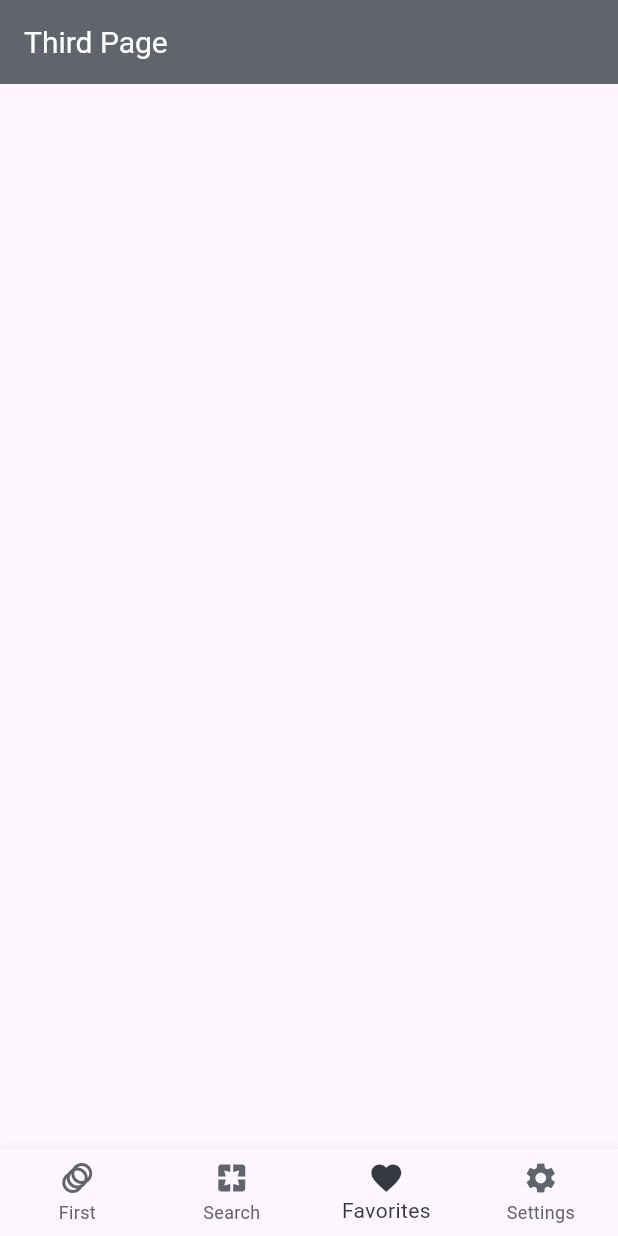
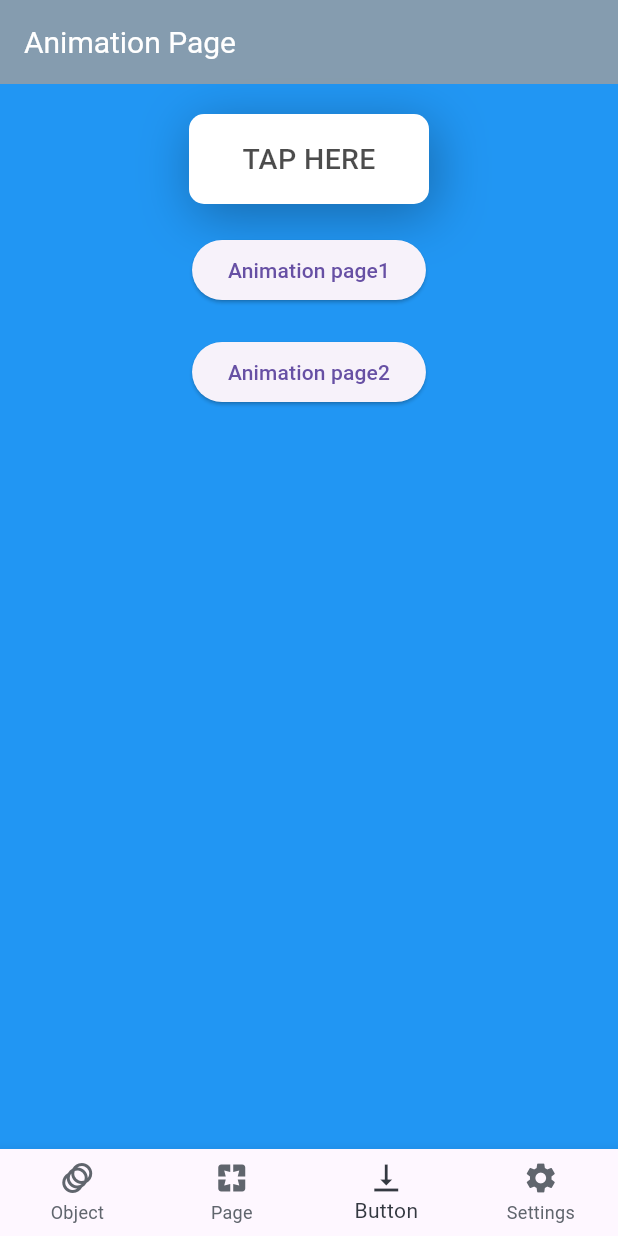
Before and after one commit to sFisher611/extra_widgets, a Flutter app: the screen it shows after launch, item 3 of the bottom bar chosen, on a phone screen of 412 x 824 dp. Run offline on Flutter 3.47's test engine with Material 3 defaults, Android fonts, the phone set to English and light mode, and no system bars; our stand-ins replace avatar_glow, go_router; missing offline and left inert: animator, particles_flutter.

Commit message:
animation background

```diff
--- a/lib/pages/home_page.dart
+++ b/lib/pages/home_page.dart
@@ -28,15 +28,15 @@ class _HomePageState extends State<HomePage> {
         items: const [
           BottomNavigationBarItem(
             icon: Icon(Icons.animation),
-            label: 'First',
+            label: 'Object',
           ),
           BottomNavigationBarItem(
             icon: Icon(Icons.pages),
-            label: 'Search',
+            label: 'Page',
           ),
           BottomNavigationBarItem(
-            icon: Icon(Icons.favorite),
-            label: 'Favorites',
+            icon: Icon(Icons.vertical_align_bottom_outlined),
+            label: 'Button',
           ),
           BottomNavigationBarItem(
             icon: Icon(Icons.settings),
--- a/lib/pages/view/first_page.dart
+++ b/lib/pages/view/first_page.dart
@@ -7,7 +7,7 @@ class FirstPage extends StatelessWidget {
   @override
   Widget build(BuildContext context) {
     return Scaffold(
-        appBar: AppBar(title: Text("First Page")),
+        appBar: AppBar(title: const Text("Animation Object")),
         body: Column(
           // mainAxisAlignment: MainAxisAlignment.center,
           children: [
--- a/lib/pages/view/second_page.dart
+++ b/lib/pages/view/second_page.dart
@@ -52,7 +52,7 @@ class _SecondPageState extends State<SecondPage> with TickerProviderStateMixin {
   Widget build(BuildContext context) {
     return Scaffold(
       appBar: AppBar(
-        title: const Text("Second Page"),
+        title: const Text("Animation Page"),
         backgroundColor: Colors.grey.withOpacity(0.8),
       ),
       body: Column(
--- a/lib/pages/view/third_page.dart
+++ b/lib/pages/view/third_page.dart
@@ -1,12 +1,180 @@
+import 'dart:async';
+
 import 'package:flutter/material.dart';
+import 'package:go_router/go_router.dart';
+import 'package:particles_flutter/particles_flutter.dart';
 
-class ThirdPage extends StatelessWidget {
+class ThirdPage extends StatefulWidget {
   const ThirdPage({super.key});
+
+  @override
+  State<ThirdPage> createState() => _ThirdPageState();
+}
+
+class _ThirdPageState extends State<ThirdPage> with TickerProviderStateMixin {
+  bool isTapped = false;
   @override
   Widget build(BuildContext context) {
     return Scaffold(
-      appBar: AppBar(title: Text("Third Page")),
-      body: Container(),
+      appBar: AppBar(
+        title: const Text("Animation Page"),
+        backgroundColor: Colors.grey.withOpacity(0.8),
+      ),
+      backgroundColor: Colors.blue,
+      body: Column(
+        children: [
+          const Row(),
+          const SizedBox(height: 20),
+          InkWell(
+            highlightColor: Colors.transparent,
+            splashColor: Colors.transparent,
+            onHighlightChanged: (value) {
+              setState(() {
+                isTapped = value;
+              });
+            },
+            onTap: () {},
+            child: AnimatedContainer(
+              duration: const Duration(milliseconds: 300),
+              curve: Curves.fastLinearToSlowEaseIn,
+              height: isTapped ? 55 : 60,
+              width: isTapped ? 150 : 160,
+              decoration: BoxDecoration(
+                color: Colors.white,
+                borderRadius: BorderRadius.all(
+                  Radius.circular(10),
+                ),
+                boxShadow: [
+                  BoxShadow(
+                    color: Colors.black.withOpacity(0.3),
+                    blurRadius: 30,
+                    offset: Offset(3, 7),
+                  ),
+                ],
+              ),
+              child: Center(
+                child: Text(
+                  'TAP HERE',
+                  style: TextStyle(
+                    color: Colors.black.withOpacity(0.7),
+                    fontWeight: FontWeight.w500,
+                    fontSize: 19,
+                  ),
+                ),
+              ),
+            ),
+          ),
+          const SizedBox(height: 20),
+          ElevatedButton(
+              onPressed: () {
+                context.push('/animation_background');
+              },
+              child: Text("Animation page1")),
+          const SizedBox(height: 20),
+          ElevatedButton(
+              onPressed: () {
+                context.push('/animation_background1');
+              },
+              child: Text("Animation page2"))
+        ],
+      ),
     );
   }
 }
+
+class AnimatingBg1 extends StatefulWidget {
+  @override
+  _AnimatingBg1State createState() => _AnimatingBg1State();
+}
+
+class _AnimatingBg1State extends State<AnimatingBg1>
+    with TickerProviderStateMixin {
+  List<Color> colorList = [
+    Color(0xff171B70),
+    Color(0xff410D75),
+    Color(0xff032340),
+    Color(0xff050340),
+    Color(0xff2C0340),
+  ];
+  List<Alignment> alignmentList = [Alignment.topCenter, Alignment.bottomCenter];
+  int index = 0;
+  Color bottomColor = Color(0xff092646);
+  Color topColor = Color(0xff410D75);
+  Alignment begin = Alignment.bottomCenter;
+  Alignment end = Alignment.topCenter;
+
+  @override
+  void initState() {
+    super.initState();
+    Timer(
+      Duration(microseconds: 0),
+      () {
+        setState(
+          () {
+            bottomColor = Color(0xff33267C);
+          },
+        );
+      },
+    );
+  }
+
+  @override
+  Widget build(BuildContext context) {
+    return AnimatedContainer(
+      duration: Duration(seconds: 2),
+      onEnd: () {
+        setState(
+          () {
+            index = index + 1;
+            bottomColor = colorList[index % colorList.length];
+            topColor = colorList[(index + 1) % colorList.length];
+          },
+        );
+      },
+      decoration: BoxDecoration(
+        gradient: LinearGradient(
+          begin: begin,
+          end: end,
+          colors: [bottomColor, topColor],
+        ),
+      ),
+    );
+  }
+}
+
+class AnimationBackground extends StatelessWidget {
+  const AnimationBackground({super.key});
+
+  @override
+  Widget build(BuildContext context) {
+    double h = MediaQuery.of(context).size.height;
+    double w = MediaQuery.of(context).size.width;
+    return Scaffold(
+      backgroundColor: Colors.blue,
+      body: CircularParticle(
+        width: w,
+        height: h,
+        awayRadius: w / 5,
+        numberOfParticles: 150,
+        speedOfParticles: 1.5,
+        maxParticleSize: 7,
+        particleColor: Colors.white.withOpacity(.7),
+        awayAnimationDuration: Duration(milliseconds: 600),
+        awayAnimationCurve: Curves.easeInOutBack,
+        onTapAnimation: false,
+        isRandSize: true,
+        isRandomColor: false,
+        connectDots: false,
+        // randColorList: [
+        // Colors.red.withAlpha(210),
+        // Colors.white.withAlpha(210),
+        // Colors.yellow.withAlpha(210),
+        // Colors.green.withAlpha(210),
+        // ],
+        enableHover: true,
+        hoverColor: Colors.black,
+        hoverRadius: 90,
+      ),
+    );
+  }
+}
--- a/lib/router/router.dart
+++ b/lib/router/router.dart
@@ -148,6 +148,16 @@ class AppRouter {
           );
         },
       ),
+      GoRoute(
+        path: '/animation_background',
+        name: "animation_background',",
+        builder: (context, state) => AnimatingBg1(),
+      ),
+      GoRoute(
+        path: '/animation_background1',
+        name: "animation_background1',",
+        builder: (context, state) => const AnimationBackground(),
+      ),
       StatefulShellRoute.indexedStack(
           builder: (context, state, navigationShell) => HomePage(
                 navigationShell: navigationShell,
--- a/pubspec.yaml
+++ b/pubspec.yaml
@@ -39,6 +39,7 @@ dependencies:
   avatar_glow: ^3.0.1
   animator: ^3.3.0
   animations: ^2.0.11
+  particles_flutter: ^0.1.4
 
 dev_dependencies:
   flutter_test:
```
Also changed, not shown: pubspec.lock, 1 other file.
